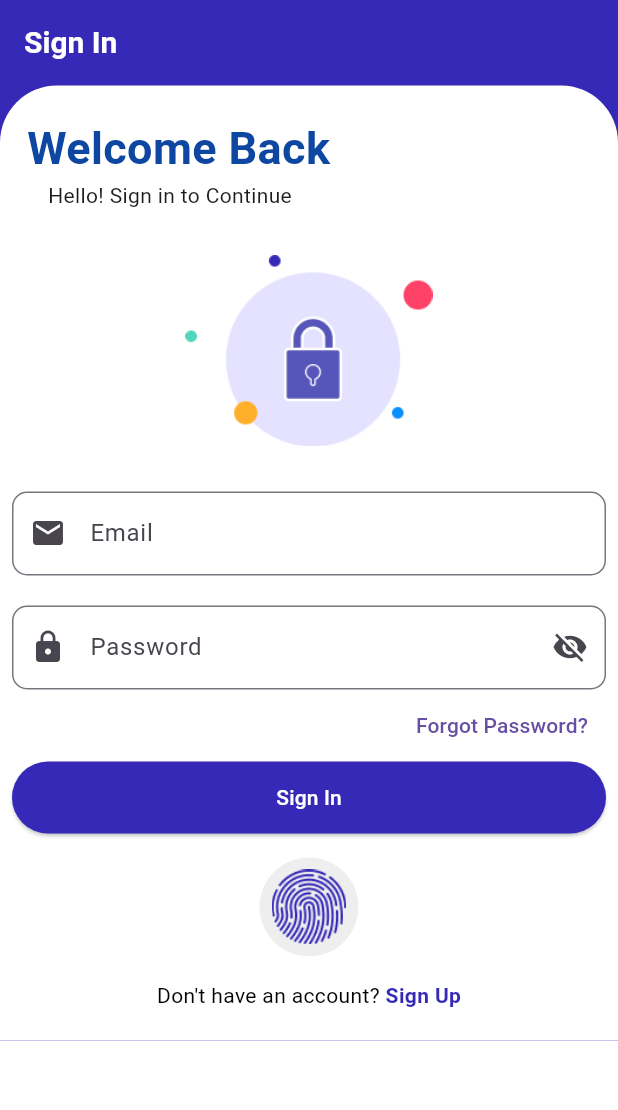
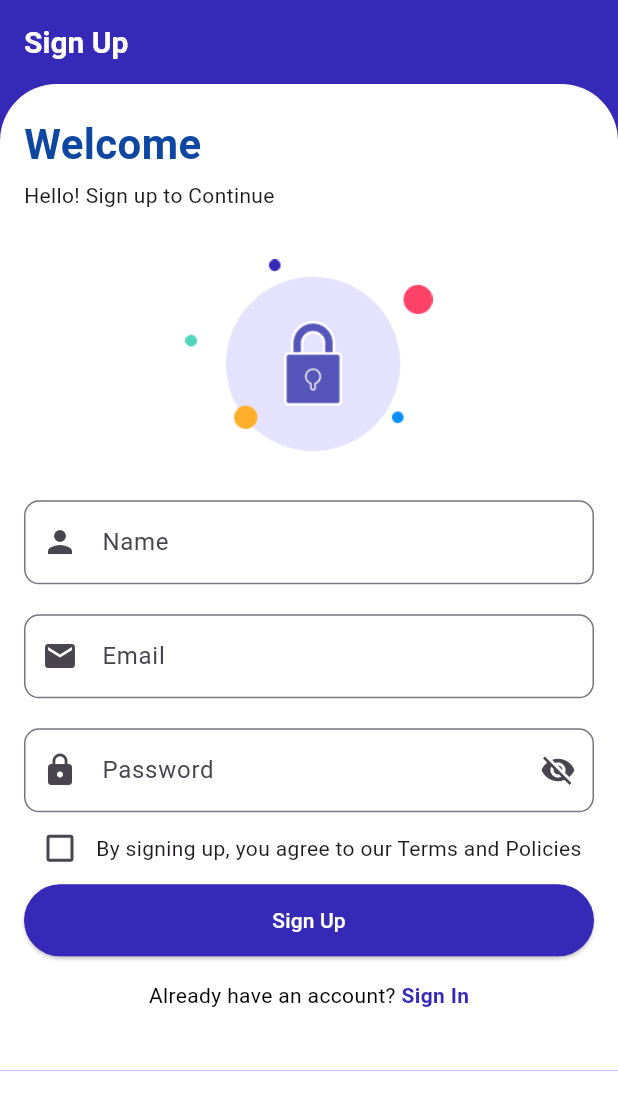
Before and after one commit to S-4-Saad/Bank_App, a Flutter app: the screen it shows after launch, on a phone screen of 412 x 824 dp. Shown: the top 1110 px of the screen. Run offline on Flutter 3.47's test engine with Material 3 defaults, Android fonts, the phone set to English and light mode, and no system bars.

Commit message:
sign up design done

```diff
--- a/lib/main.dart
+++ b/lib/main.dart
@@ -1,4 +1,4 @@
-import 'package:banking/secure/login_page.dart';
+import 'package:banking/secure/signup_page.dart';
 import 'package:flutter/material.dart';
 
 void main() {
@@ -14,7 +14,7 @@ class MyApp extends StatelessWidget {
     return MaterialApp(
       debugShowCheckedModeBanner: false,
       title: 'Paisa',
-      home: LoginPage(),
+      home: SignupPage(),
     );
   }
 }
--- a/lib/secure/login_page.dart
+++ b/lib/secure/login_page.dart
@@ -1,3 +1,4 @@
+import 'package:banking/secure/signup_page.dart';
 import 'package:flutter/material.dart';
 import '../constants/colors.dart';
 
@@ -85,7 +86,7 @@ class _LoginPageState extends State<LoginPage> {
                       ),
                       const SizedBox(height: 30),
                       Padding(
-                        padding: const EdgeInsets.only(left: 8.0,right: 8.0),
+                        padding: const EdgeInsets.only(left: 8.0, right: 8.0),
                         child: Form(
                           key: _formKey,
                           child: Column(
@@ -107,8 +108,9 @@ class _LoginPageState extends State<LoginPage> {
                                   if (value == null || value.isEmpty) {
                                     return 'Please enter your email';
                                   }
-                                  if (!RegExp(r'^[^@]+@[^@]+\.[^@]+')
-                                      .hasMatch(value)) {
+                                  if (!RegExp(
+                                    r'^[^@]+@[^@]+\.[^@]+',
+                                  ).hasMatch(value)) {
                                     return 'Please enter a valid email address';
                                   }
                                   return null;
@@ -138,7 +140,8 @@ class _LoginPageState extends State<LoginPage> {
                                     ),
                                     onPressed: () {
                                       setState(() {
-                                        _isPasswordVisible = !_isPasswordVisible;
+                                        _isPasswordVisible =
+                                            !_isPasswordVisible;
                                       });
                                     },
                                   ),
@@ -169,8 +172,10 @@ class _LoginPageState extends State<LoginPage> {
                                 child: ElevatedButton(
                                   style: ElevatedButton.styleFrom(
                                     backgroundColor: AppColor.bb,
-                                    minimumSize:
-                                    const Size(double.infinity, 48), // good size
+                                    minimumSize: const Size(
+                                      double.infinity,
+                                      48,
+                                    ), // good size
                                   ),
                                   onPressed: () {},
                                   child: const Text(
@@ -187,7 +192,9 @@ class _LoginPageState extends State<LoginPage> {
                                 backgroundColor: Colors.grey.shade200,
                                 child: IconButton(
                                   onPressed: () {},
-                                  icon: Image.asset("assets/icons/fingerprint.png"),
+                                  icon: Image.asset(
+                                    "assets/icons/fingerprint.png",
+                                  ),
                                   iconSize: screenWidth * 0.06,
                                 ),
                               ),
@@ -196,14 +203,21 @@ class _LoginPageState extends State<LoginPage> {
 
                               // Sign Up
                               GestureDetector(
-                                onTap: () {},
+                                onTap: () {
+                                  Navigator.pushReplacement(
+                                    context,
+                                    MaterialPageRoute(
+                                      builder: (context) => SignupPage(),
+                                    ),
+                                  );
+                                },
                                 child: Text.rich(
                                   TextSpan(
                                     text: "Don't have an account? ",
                                     style: const TextStyle(color: Colors.black),
                                     children: [
                                       TextSpan(
-                                        text: "Sign Up",
+                                        text: "Sign In",
                                         style: TextStyle(
                                           color: AppColor.bb,
                                           fontWeight: FontWeight.bold,
--- /dev/null
+++ b/lib/secure/signup_page.dart
@@ -0,0 +1,277 @@
+import 'package:flutter/material.dart';
+import 'package:banking/constants/colors.dart';
+import 'login_page.dart';
+
+class SignupPage extends StatefulWidget {
+  const SignupPage({super.key});
+
+  @override
+  State<SignupPage> createState() => _SignupPageState();
+}
+
+class _SignupPageState extends State<SignupPage> {
+  final _formKey = GlobalKey<FormState>();
+  final TextEditingController _emailController = TextEditingController();
+  final TextEditingController _passwordController = TextEditingController();
+  final TextEditingController _nameController = TextEditingController();
+
+  bool _isPasswordVisible = false;
+  bool _agreedToTerms = false;
+
+  @override
+  void dispose() {
+    _emailController.dispose();
+    _passwordController.dispose();
+    _nameController.dispose();
+    super.dispose();
+  }
+
+  @override
+  Widget build(BuildContext context) {
+    final double screenWidth = MediaQuery.of(context).size.width;
+    final double screenHeight = MediaQuery.of(context).size.height;
+
+    return Scaffold(
+      backgroundColor: Colors.white,
+      resizeToAvoidBottomInset: true,
+      appBar: AppBar(
+        title: const Text(
+          "Sign Up",
+          style: TextStyle(
+            fontWeight: FontWeight.bold,
+            fontSize: 20,
+            color: Colors.white,
+          ),
+        ),
+        backgroundColor: AppColor.bb,
+      ),
+      body: SafeArea(
+        child: Container(
+          color: AppColor.bb,
+          child: SingleChildScrollView(
+            padding: EdgeInsets.only(
+              bottom: MediaQuery.of(context).viewInsets.bottom ,
+
+            ),
+            child: Column(
+              children: [
+                // White background with rounded form container
+                Container(
+                  width: double.infinity,
+                  decoration: const BoxDecoration(
+                    color: Colors.white,
+                    borderRadius: BorderRadius.only(
+                      topLeft: Radius.circular(38),
+                      topRight: Radius.circular(38),
+                    ),
+                  ),
+                  child: Padding(
+                    padding: const EdgeInsets.symmetric(
+                        horizontal: 16.0, vertical: 20.0),
+                    child: Form(
+                      key: _formKey,
+                      child: Column(
+                        crossAxisAlignment: CrossAxisAlignment.start,
+                        children: [
+                          Text(
+                            "Welcome",
+                            style: TextStyle(
+                              fontSize: 28,
+                              fontWeight: FontWeight.bold,
+                              color: Colors.blue.shade900,
+                            ),
+                          ),
+                          const SizedBox(height: 4),
+                          const Text("Hello! Sign up to Continue"),
+                          SizedBox(height: screenHeight * 0.04),
+
+                          Center(
+                            child: Image.asset(
+                              "assets/images/lock.png",
+                              width: screenWidth * 0.4,
+                              fit: BoxFit.cover,
+                            ),
+                          ),
+                          SizedBox(height: screenHeight * 0.04),
+
+                          // Name
+                          TextFormField(
+                            controller: _nameController,
+                            textInputAction: TextInputAction.next,
+                            autofillHints: const [AutofillHints.name],
+                            decoration: InputDecoration(
+                              labelText: 'Name',
+                              hintText: 'Enter your name',
+                              prefixIcon: const Icon(Icons.person),
+                              border: OutlineInputBorder(
+                                borderRadius: BorderRadius.circular(10.0),
+                              ),
+                            ),
+                            validator: (value) {
+                              if (value == null || value.isEmpty) {
+                                return 'Please enter your name';
+                              }
+                              return null;
+                            },
+                          ),
+                          const SizedBox(height: 20),
+
+                          // Email
+                          TextFormField(
+                            controller: _emailController,
+                            textInputAction: TextInputAction.next,
+                            autofillHints: const [AutofillHints.email],
+                            decoration: InputDecoration(
+                              labelText: 'Email',
+                              hintText: 'Enter your email',
+                              prefixIcon: const Icon(Icons.email),
+                              border: OutlineInputBorder(
+                                borderRadius: BorderRadius.circular(10.0),
+                              ),
+                            ),
+                            validator: (value) {
+                              if (value == null || value.isEmpty) {
+                                return 'Please enter your email';
+                              }
+                              if (!RegExp(
+                                r'^[^@]+@[^@]+\.[^@]+',
+                              ).hasMatch(value)) {
+                                return 'Please enter a valid email address';
+                              }
+                              return null;
+                            },
+                            keyboardType: TextInputType.emailAddress,
+                          ),
+                          const SizedBox(height: 20),
+
+                          // Password
+                          TextFormField(
+                            controller: _passwordController,
+                            obscureText: !_isPasswordVisible,
+                            obscuringCharacter: '*',
+                            autofillHints: const [AutofillHints.password],
+                            decoration: InputDecoration(
+                              labelText: 'Password',
+                              hintText: 'Enter your password',
+                              prefixIcon: const Icon(Icons.lock),
+                              border: OutlineInputBorder(
+                                borderRadius: BorderRadius.circular(10.0),
+                              ),
+                              suffixIcon: IconButton(
+                                icon: Icon(
+                                  _isPasswordVisible
+                                      ? Icons.visibility
+                                      : Icons.visibility_off,
+                                ),
+                                onPressed: () {
+                                  setState(() {
+                                    _isPasswordVisible = !_isPasswordVisible;
+                                  });
+                                },
+                              ),
+                            ),
+                            validator: (value) {
+                              if (value == null || value.isEmpty) {
+                                return 'Please enter your password';
+                              }
+                              return null;
+                            },
+                            keyboardType: TextInputType.visiblePassword,
+                          ),
+
+                          // Terms checkbox
+                          Row(
+                            children: [
+                              Checkbox(
+                                value: _agreedToTerms,
+                                onChanged: (bool? value) {
+                                  setState(() {
+                                    _agreedToTerms = value ?? false;
+                                  });
+                                },
+                              ),
+                              Expanded(
+                                child: GestureDetector(
+                                  onTap: () {
+                                    // handle terms click
+                                  },
+                                  child: const Text(
+                                    "By signing up, you agree to our Terms and Policies",
+                                  ),
+                                ),
+                              ),
+                            ],
+                          ),
+
+                          // Sign Up button
+                          SizedBox(
+                            width: double.infinity,
+                            child: ElevatedButton(
+                              style: ElevatedButton.styleFrom(
+                                backgroundColor: AppColor.bb,
+                                minimumSize: const Size(double.infinity, 48),
+                              ),
+                              onPressed: () {
+                                if (_formKey.currentState?.validate() ?? false) {
+                                  if (!_agreedToTerms) {
+                                    ScaffoldMessenger.of(context).showSnackBar(
+                                      const SnackBar(
+                                        content: Text(
+                                            "You must agree to terms and policies"),
+                                      ),
+                                    );
+                                  } else {
+                                    // Handle signup logic
+                                  }
+                                }
+                              },
+                              child: const Text(
+                                "Sign Up",
+                                style: TextStyle(color: Colors.white),
+                              ),
+                            ),
+                          ),
+                          const SizedBox(height: 16),
+
+                          // Already have account
+                          Center(
+                            child: GestureDetector(
+                              onTap: () {
+                                Navigator.pushReplacement(
+                                  context,
+                                  MaterialPageRoute(
+                                    builder: (context) => const LoginPage(),
+                                  ),
+                                );
+                              },
+                              child: Text.rich(
+                                TextSpan(
+                                  text: "Already have an account? ",
+                                  style: const TextStyle(color: Colors.black),
+                                  children: [
+                                    TextSpan(
+                                      text: "Sign In",
+                                      style: TextStyle(
+                                        color: AppColor.bb,
+                                        fontWeight: FontWeight.bold,
+                                      ),
+                                    ),
+                                  ],
+                                ),
+                              ),
+                            ),
+                          ),
+                          const SizedBox(height: 20),
+                        ],
+                      ),
+                    ),
+                  ),
+                ),
+              ],
+            ),
+          ),
+        ),
+      ),
+    );
+  }
+}
```
